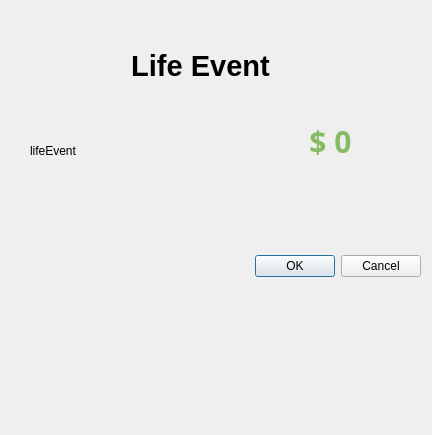
First picture: the form in lifeeventdisplay.ui, repository NandhiniRam2005/CS3505-Group-Assignment9-LifeInvestor, before the edit.
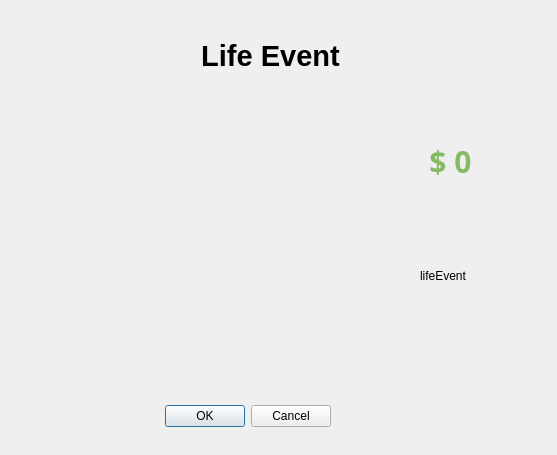
Second picture: the form after the edit. Icons and pictures are not drawn.

Diff of the .ui file:
```diff
--- a/lifeeventdisplay.ui
+++ b/lifeeventdisplay.ui
@@ -6,8 +6,8 @@
    <rect>
     <x>0</x>
     <y>0</y>
-    <width>432</width>
-    <height>435</height>
+    <width>557</width>
+    <height>455</height>
    </rect>
   </property>
   <property name="windowTitle">
@@ -16,8 +16,8 @@
   <widget class="QDialogButtonBox" name="buttonBox">
    <property name="geometry">
     <rect>
-     <x>210</x>
-     <y>250</y>
+     <x>120</x>
+     <y>400</y>
      <width>211</width>
      <height>32</height>
     </rect>
@@ -32,10 +32,10 @@
   <widget class="QLabel" name="lifeEventLabel">
    <property name="geometry">
     <rect>
-     <x>30</x>
-     <y>90</y>
-     <width>231</width>
-     <height>121</height>
+     <x>420</x>
+     <y>240</y>
+     <width>121</width>
+     <height>71</height>
     </rect>
    </property>
    <property name="text">
@@ -48,8 +48,8 @@
   <widget class="QLabel" name="lifeEventPrice">
    <property name="geometry">
     <rect>
-     <x>260</x>
-     <y>90</y>
+     <x>380</x>
+     <y>110</y>
      <width>141</width>
      <height>101</height>
     </rect>
@@ -79,8 +79,8 @@
   <widget class="QLabel" name="mainLabel">
    <property name="geometry">
     <rect>
-     <x>60</x>
-     <y>40</y>
+     <x>130</x>
+     <y>30</y>
      <width>281</width>
      <height>51</height>
     </rect>
@@ -106,10 +106,10 @@
   <widget class="QLabel" name="lifeEventPic">
    <property name="geometry">
     <rect>
-     <x>20</x>
-     <y>200</y>
-     <width>171</width>
-     <height>211</height>
+     <x>120</x>
+     <y>110</y>
+     <width>251</width>
+     <height>271</height>
     </rect>
    </property>
    <property name="text">
```
